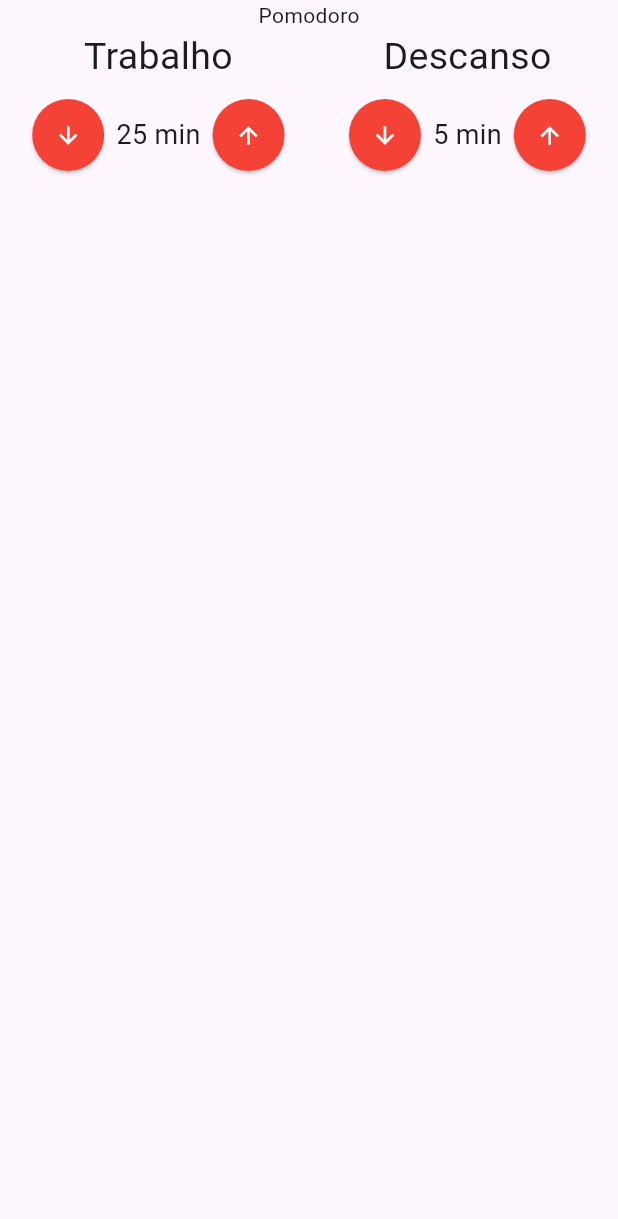
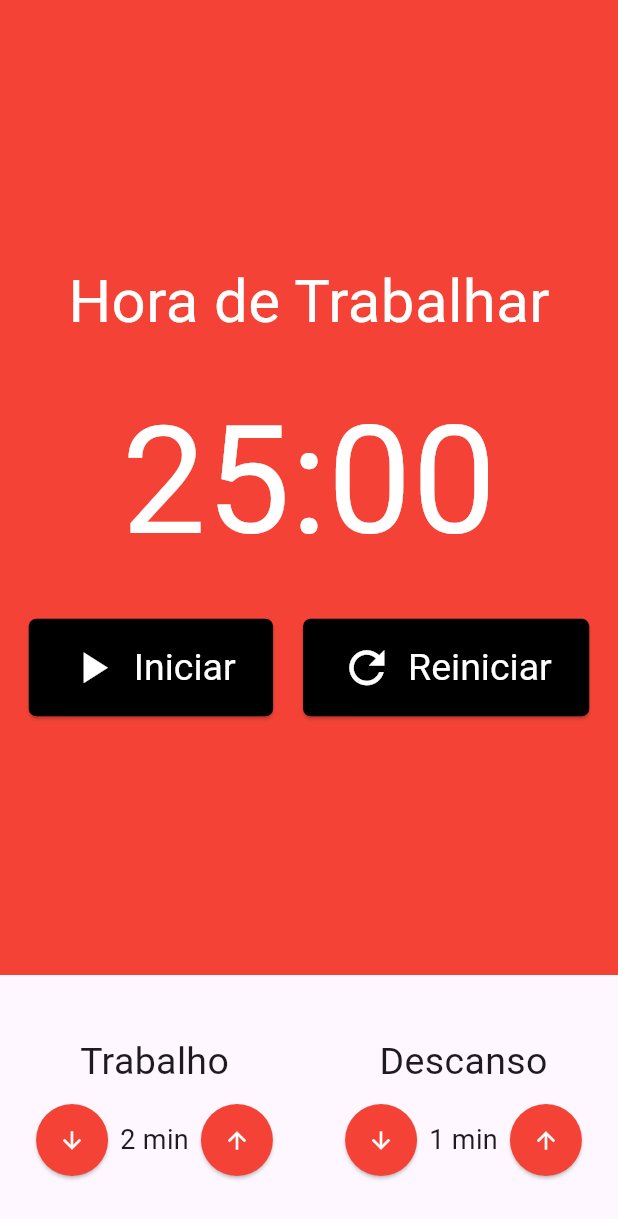
Before and after one commit to enzo-cezarg/pomodoro-mobx, a Flutter app: the screen it shows after launch, on a phone screen of 412 x 824 dp. Shown: the top 1219 px of the screen. Run offline on Flutter 3.47's test engine with Material 3 defaults, Android fonts, the phone set to English and light mode, and no system bars; our stand-ins replace flutter_mobx, mobx; generated files the repository leaves out were written again.

Commit message:
pomodoro store with mobx

```diff
--- /dev/null
+++ b/lib/components/cronometro.dart
@@ -0,0 +1,57 @@
+import 'package:flutter/material.dart';
+import 'package:mobx_pomodoro/components/cronometro_botao.dart';
+
+class Cronometro extends StatelessWidget {
+  const Cronometro({super.key});
+
+  @override
+  Widget build(BuildContext context) {
+    return Container(
+      color: Colors.red,
+      child: Column(
+        mainAxisAlignment: MainAxisAlignment.center,
+        children: [
+          Text(
+            'Hora de Trabalhar',
+            style: TextStyle(
+              fontSize: 40,
+              color: Colors.white,
+            ),
+          ),
+          SizedBox(height: 20),
+          Text(
+            '25:00',
+            style: TextStyle(fontSize: 100, color: Colors.white),
+          ),
+          SizedBox(height: 20),
+          Row(
+            mainAxisAlignment: MainAxisAlignment.center,
+            children: [
+              Padding(
+                padding: const EdgeInsets.only(right: 10),
+                child: CronometroBotao(
+                  texto: 'Iniciar',
+                  icone: Icons.play_arrow,
+                ),
+              ),
+              //Padding(
+              //  padding: const EdgeInsets.only(right: 10),
+              //  child: CronometroBotao(
+              //    texto: 'Parar',
+              //    icone: Icons.stop,
+              //  ),
+              //),
+              Padding(
+                padding: const EdgeInsets.only(left: 10),
+                child: CronometroBotao(
+                  texto: 'Reiniciar',
+                  icone: Icons.refresh,
+                ),
+              ),
+            ],
+          )
+        ],
+      ),
+    );
+  }
+}
--- /dev/null
+++ b/lib/components/cronometro_botao.dart
@@ -0,0 +1,44 @@
+import 'package:flutter/material.dart';
+
+class CronometroBotao extends StatelessWidget {
+  final String texto;
+  final IconData icone;
+
+  const CronometroBotao({
+    super.key,
+    required this.texto,
+    required this.icone,
+  });
+
+  @override
+  Widget build(BuildContext context) {
+    return ElevatedButton(
+      style: ElevatedButton.styleFrom(
+        backgroundColor: Colors.black,
+        foregroundColor: Colors.white,
+        iconColor: Colors.white,
+        shape: RoundedRectangleBorder(borderRadius: BorderRadius.circular(5)),
+        padding: EdgeInsets.symmetric(
+          horizontal: 25,
+          vertical: 15,
+        ),
+        textStyle: TextStyle(
+          fontSize: 25,
+        ),
+      ),
+      onPressed: () {},
+      child: Row(
+        children: [
+          Padding(
+            padding: EdgeInsets.only(right: 10),
+            child: Icon(
+              icone,
+              size: 35,
+            ),
+          ),
+          Text(texto),
+        ],
+      ),
+    );
+  }
+}
--- a/lib/components/entrada_tempo.dart
+++ b/lib/components/entrada_tempo.dart
@@ -3,11 +3,15 @@ import 'package:flutter/material.dart';
 class EntradaTempo extends StatelessWidget {
   final String titulo;
   final int valor;
+  final void Function()? inc;
+  final void Function()? dec;
 
   const EntradaTempo({
     super.key,
     required this.titulo,
     required this.valor,
+    this.inc,
+    this.dec,
   });
 
   @override
@@ -24,7 +28,7 @@ class EntradaTempo extends StatelessWidget {
           mainAxisAlignment: MainAxisAlignment.center,
           children: [
             ElevatedButton(
-              onPressed: () {},
+              onPressed: dec,
               style: ElevatedButton.styleFrom(
                 shape: CircleBorder(),
                 padding: EdgeInsets.all(15),
@@ -40,7 +44,7 @@ class EntradaTempo extends StatelessWidget {
               style: TextStyle(fontSize: 18),
             ),
             ElevatedButton(
-              onPressed: () {},
+              onPressed: inc,
               style: ElevatedButton.styleFrom(
                 shape: CircleBorder(),
                 padding: EdgeInsets.all(15),
--- a/lib/main.dart
+++ b/lib/main.dart
@@ -1,5 +1,7 @@
 import 'package:flutter/material.dart';
 import 'package:mobx_pomodoro/pages/pomodoro.dart';
+import 'package:mobx_pomodoro/store/pomodoro.store.dart';
+import 'package:provider/provider.dart';
 //import 'package:flutter_mobx/flutter_mobx.dart';
 //import 'package:mobx_pomodoro/store/contador.store.dart';
 
@@ -13,13 +15,20 @@ class MyApp extends StatelessWidget {
   // This widget is the root of your application.
   @override
   Widget build(BuildContext context) {
-    return MaterialApp(
-      title: 'Flutter Demo',
-      theme: ThemeData(
-        colorScheme: ColorScheme.fromSeed(seedColor: Colors.deepPurple),
-        useMaterial3: true,
+    return MultiProvider(
+      providers: [
+        Provider<PomodoroStore>(
+          create: (context) => PomodoroStore(),
+        )
+      ],
+      child: MaterialApp(
+        title: 'Flutter Demo',
+        theme: ThemeData(
+          colorScheme: ColorScheme.fromSeed(seedColor: Colors.deepPurple),
+          useMaterial3: true,
+        ),
+        home: const Pomodoro(),
       ),
-      home: const Pomodoro(),
     );
   }
 }
--- a/lib/pages/pomodoro.dart
+++ b/lib/pages/pomodoro.dart
@@ -1,27 +1,43 @@
 import 'package:flutter/material.dart';
+import 'package:mobx_pomodoro/components/cronometro.dart';
 import 'package:mobx_pomodoro/components/entrada_tempo.dart';
+import 'package:mobx_pomodoro/store/pomodoro.store.dart';
+import 'package:provider/provider.dart';
+import 'package:flutter_mobx/flutter_mobx.dart';
 
 class Pomodoro extends StatelessWidget {
   const Pomodoro({super.key});
 
   @override
   Widget build(BuildContext context) {
+    final store = Provider.of<PomodoroStore>(context);
+
     return Scaffold(
       body: Column(
+        crossAxisAlignment: CrossAxisAlignment.stretch,
         children: [
-          Text('Pomodoro'),
-          Row(
+          Expanded(child: Cronometro()),
+          Padding(
+            padding: const EdgeInsets.symmetric(vertical: 40),
+            child: Observer(
+              builder: (context) => Row(
                 mainAxisAlignment: MainAxisAlignment.spaceAround,
                 children: [
                   EntradaTempo(
                     titulo: 'Trabalho',
-                valor: 25,
+                    valor: store.tempoTrabalho,
+                    inc: store.incrementarTempoTrabalho,
+                    dec: store.decrementarTempoTrabalho,
                   ),
                   EntradaTempo(
                     titulo: 'Descanso',
-                valor: 5,
+                    valor: store.tempoDescanso,
+                    inc: store.incrementarTempoDescanso,
+                    dec: store.decrementarTempoDescanso,
                   ),
                 ],
+              ),
+            ),
           )
         ],
       ),
--- /dev/null
+++ b/lib/store/pomodoro.store.dart
@@ -0,0 +1,33 @@
+import 'package:mobx/mobx.dart';
+
+part 'pomodoro.store.g.dart';
+
+class PomodoroStore = _PomodoroStore with _$PomodoroStore;
+
+abstract class _PomodoroStore with Store {
+  @observable
+  int tempoTrabalho = 2;
+
+  @observable
+  int tempoDescanso = 1;
+
+  @action
+  void incrementarTempoTrabalho() {
+    tempoTrabalho++;
+  }
+
+  @action
+  void decrementarTempoTrabalho() {
+    tempoTrabalho--;
+  }
+
+  @action
+  void incrementarTempoDescanso() {
+    tempoDescanso++;
+  }
+
+  @action
+  void decrementarTempoDescanso() {
+    tempoDescanso--;
+  }
+}
```
Also changed, not shown: lib/store/pomodoro.store.g.dart (added). Lines whose indentation alone changed are shown as unchanged.
